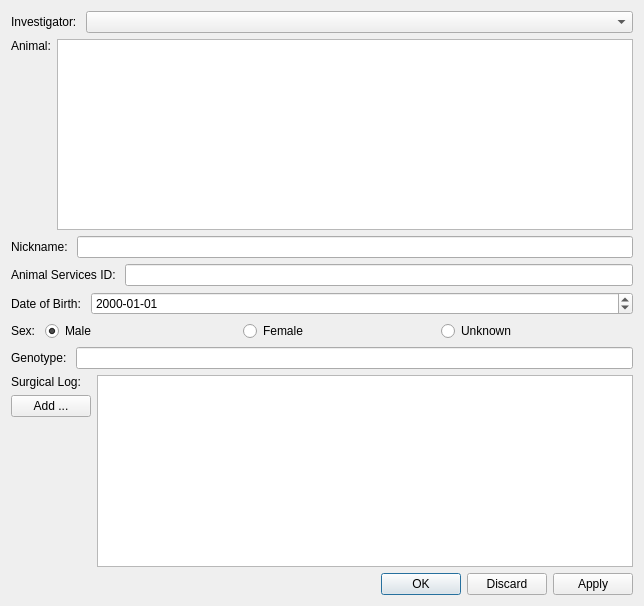
This is src/db/animalDialog.ui in neuroethology/bento as Qt 5 draws it before an edit. The edited form follows.
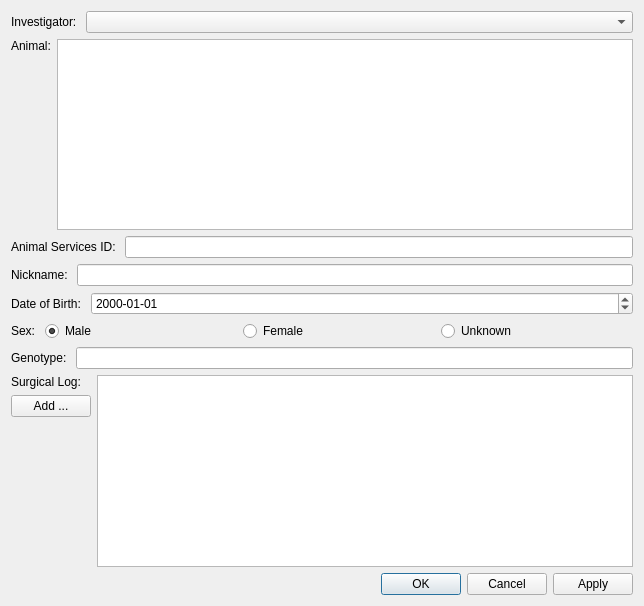
This is the edited form.

Commit message: Fix issues with Animal dialog and New Animal

What changed in the file:
```diff
--- a/src/db/animalDialog.ui
+++ b/src/db/animalDialog.ui
@@ -56,20 +56,6 @@
      </item>
     </layout>
    </item>
-   <item>
-    <layout class="QHBoxLayout" name="nicknameHorizontalLayout">
-     <item>
-      <widget class="QLabel" name="nicknameLabel">
-       <property name="text">
-        <string>Nickname: </string>
-       </property>
-      </widget>
-     </item>
-     <item>
-      <widget class="QLineEdit" name="nicknameLineEdit"/>
-     </item>
-    </layout>
-   </item>
    <item>
     <layout class="QHBoxLayout" name="asiHorizontalLayout">
      <item>
@@ -88,6 +74,20 @@
      </item>
     </layout>
    </item>
+   <item>
+    <layout class="QHBoxLayout" name="nicknameHorizontalLayout">
+     <item>
+      <widget class="QLabel" name="nicknameLabel">
+       <property name="text">
+        <string>Nickname: </string>
+       </property>
+      </widget>
+     </item>
+     <item>
+      <widget class="QLineEdit" name="nicknameLineEdit"/>
+     </item>
+    </layout>
+   </item>
    <item>
     <layout class="QHBoxLayout" name="dobHorizontalLayout">
      <item>
@@ -227,7 +227,7 @@
       <enum>Qt::Horizontal</enum>
      </property>
      <property name="standardButtons">
-      <set>QDialogButtonBox::Apply|QDialogButtonBox::Discard|QDialogButtonBox::Ok</set>
+      <set>QDialogButtonBox::Apply|QDialogButtonBox::Cancel|QDialogButtonBox::Ok</set>
      </property>
     </widget>
    </item>
```
Left out of the diff: 16 changed lines with no effect on the pictures. The commit also changes 3 other files.
